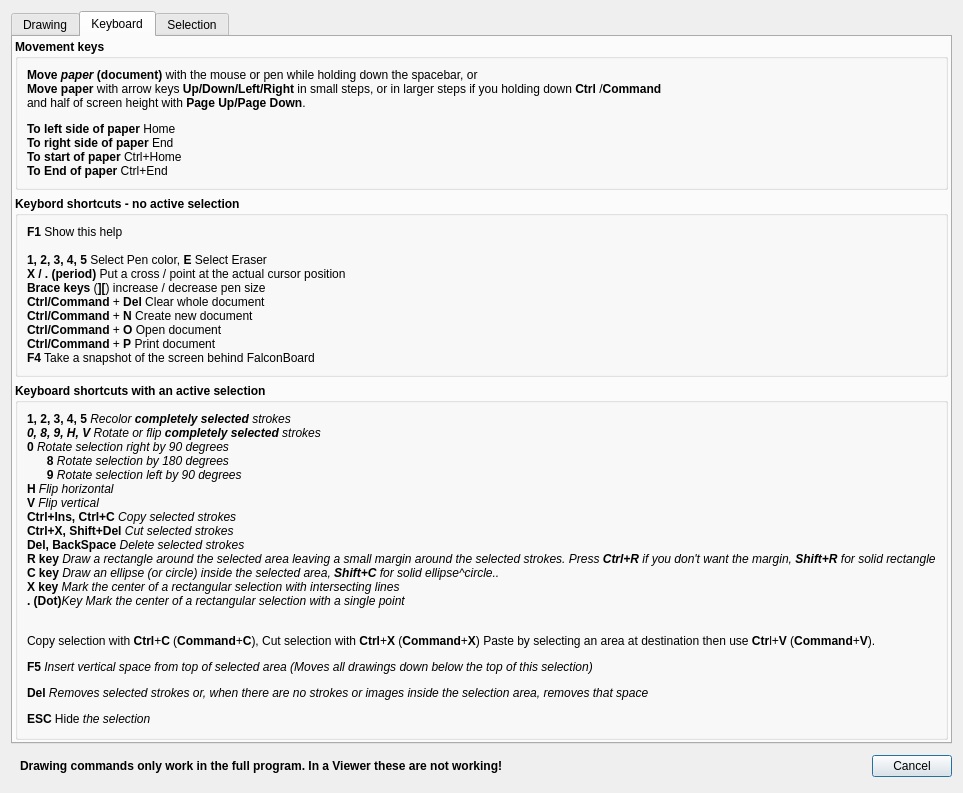
The window that FalconBoard/helpdialog.ui (solyoma/FalconBoard) describes before a commit, drawn with Qt 5.
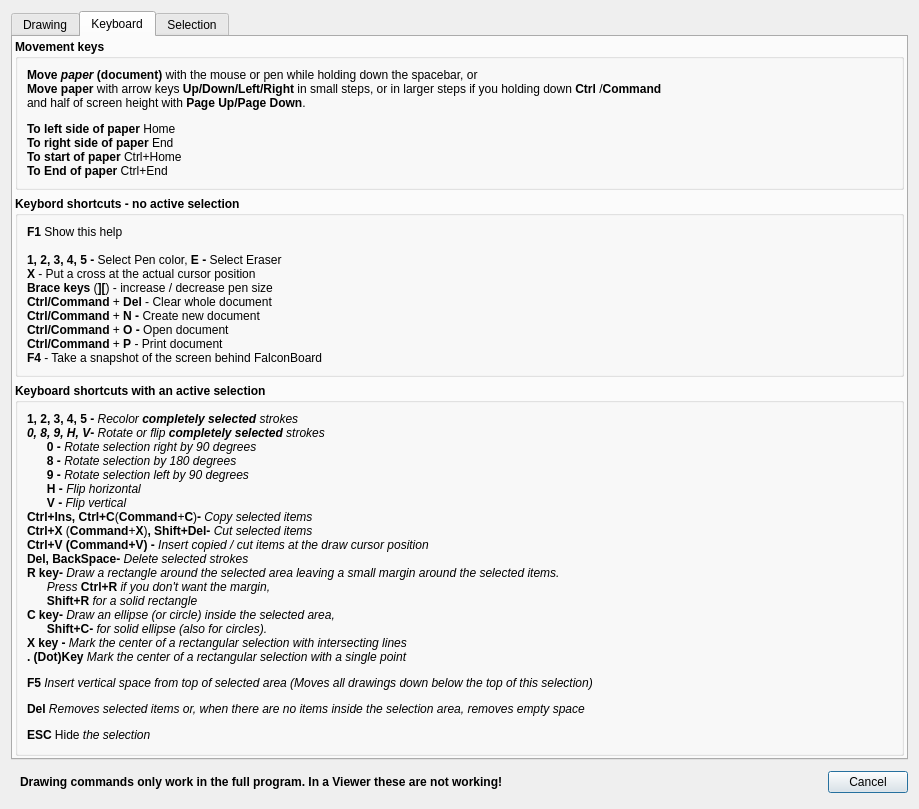
The same window after the commit. The open tabs and pages were chosen to show the change.

Commit message: bugfix: distance of points of scribbles from line bugfix: AddToSelection bugfix: hide rubberband on new document or change document

Diff of the .ui file:
```diff
--- a/FalconBoard/helpdialog.ui
+++ b/FalconBoard/helpdialog.ui
@@ -341,7 +341,7 @@
              </font>
             </property>
             <property name="text">
-             <string>&lt;html&gt;&lt;head/&gt;&lt;body&gt;&lt;p&gt;&lt;span style=&quot; font-weight:600;&quot;&gt;F1&lt;/span&gt; Show this help&lt;br/&gt;&lt;br/&gt;&lt;span style=&quot; font-weight:600;&quot;&gt;1, 2, 3, 4, 5 &lt;/span&gt;Select Pen color, &lt;span style=&quot; font-weight:600;&quot;&gt;E &lt;/span&gt;Select Eraser&lt;br/&gt;&lt;span style=&quot; font-weight:600;&quot;&gt;X / . (period)&lt;/span&gt; Put a cross / point at the actual cursor position&lt;br/&gt;&lt;span style=&quot; font-weight:600;&quot;&gt;Brace keys &lt;/span&gt;(&lt;span style=&quot; font-weight:600;&quot;&gt;][&lt;/span&gt;) increase / decrease pen size&lt;br/&gt;&lt;span style=&quot; font-weight:600;&quot;&gt;Ctrl/Command&lt;/span&gt; + &lt;span style=&quot; font-weight:600;&quot;&gt;Del&lt;/span&gt; Clear whole document&lt;br/&gt;&lt;span style=&quot; font-weight:600;&quot;&gt;Ctrl/Command&lt;/span&gt; + &lt;span style=&quot; font-weight:600;&quot;&gt;N &lt;/span&gt;Create new document&lt;br/&gt;&lt;span style=&quot; font-weight:600;&quot;&gt;Ctrl/Command&lt;/span&gt; + &lt;span style=&quot; font-weight:600;&quot;&gt;O &lt;/span&gt;Open document&lt;br/&gt;&lt;span style=&quot; font-weight:600;&quot;&gt;Ctrl/Command&lt;/span&gt; + &lt;span style=&quot; font-weight:600;&quot;&gt;P&lt;/span&gt; Print document&lt;br/&gt;&lt;span style=&quot; font-weight:600;&quot;&gt;F4&lt;/span&gt; Take a snapshot of the screen behind FalconBoard&lt;/p&gt;&lt;/body&gt;&lt;/html&gt;</string>
+             <string>&lt;html&gt;&lt;head/&gt;&lt;body&gt;&lt;p&gt;&lt;span style=&quot; font-weight:600;&quot;&gt;F1&lt;/span&gt; Show this help&lt;br/&gt;&lt;br/&gt;&lt;span style=&quot; font-weight:600;&quot;&gt;1, 2, 3, 4, 5 - &lt;/span&gt;Select Pen color, &lt;span style=&quot; font-weight:600;&quot;&gt;E - &lt;/span&gt;Select Eraser&lt;br/&gt;&lt;span style=&quot; font-weight:600;&quot;&gt;X&lt;/span&gt; - Put a cross at the actual cursor position&lt;br/&gt;&lt;span style=&quot; font-weight:600;&quot;&gt;Brace keys &lt;/span&gt;(&lt;span style=&quot; font-weight:600;&quot;&gt;][&lt;/span&gt;)  - increase / decrease pen size&lt;br/&gt;&lt;span style=&quot; font-weight:600;&quot;&gt;Ctrl/Command&lt;/span&gt; + &lt;span style=&quot; font-weight:600;&quot;&gt;Del&lt;/span&gt; - Clear whole document&lt;br/&gt;&lt;span style=&quot; font-weight:600;&quot;&gt;Ctrl/Command&lt;/span&gt; + &lt;span style=&quot; font-weight:600;&quot;&gt;N - &lt;/span&gt;Create new document&lt;br/&gt;&lt;span style=&quot; font-weight:600;&quot;&gt;Ctrl/Command&lt;/span&gt; + &lt;span style=&quot; font-weight:600;&quot;&gt;O - &lt;/span&gt;Open document&lt;br/&gt;&lt;span style=&quot; font-weight:600;&quot;&gt;Ctrl/Command&lt;/span&gt; + &lt;span style=&quot; font-weight:600;&quot;&gt;P&lt;/span&gt; - Print document&lt;br/&gt;&lt;span style=&quot; font-weight:600;&quot;&gt;F4&lt;/span&gt; - Take a snapshot of the screen behind FalconBoard&lt;/p&gt;&lt;/body&gt;&lt;/html&gt;</string>
             </property>
            </widget>
           </item>
@@ -369,7 +369,7 @@
              </font>
             </property>
             <property name="text">
-             <string>&lt;html&gt;&lt;head/&gt;&lt;body&gt;&lt;p&gt;&lt;span style=&quot; font-weight:600;&quot;&gt;1, 2, 3, 4, 5 &lt;/span&gt;&lt;span style=&quot; font-style:italic;&quot;&gt;Recolor &lt;/span&gt;&lt;span style=&quot; font-weight:600; font-style:italic;&quot;&gt;completely selected&lt;/span&gt;&lt;span style=&quot; font-style:italic;&quot;&gt; strokes&lt;br/&gt;&lt;/span&gt;&lt;span style=&quot; font-weight:600; font-style:italic;&quot;&gt;0, 8, 9, H, V&lt;/span&gt;&lt;span style=&quot; font-style:italic;&quot;&gt; Rotate or flip &lt;/span&gt;&lt;span style=&quot; font-weight:600; font-style:italic;&quot;&gt;completely selected&lt;/span&gt;&lt;span style=&quot; font-style:italic;&quot;&gt; strokes &lt;br/&gt;&lt;/span&gt;&lt;span style=&quot; font-weight:600;&quot;&gt;0 &lt;/span&gt;&lt;span style=&quot; font-style:italic;&quot;&gt;Rotate selection right by 90 degrees&lt;/span&gt;&lt;br/&gt;&lt;span style=&quot; font-weight:600;&quot;&gt;      8 &lt;/span&gt;&lt;span style=&quot; font-style:italic;&quot;&gt;Rotate selection by 180 degrees&lt;/span&gt;&lt;br/&gt;&lt;span style=&quot; font-weight:600;&quot;&gt;      9 &lt;/span&gt;&lt;span style=&quot; font-style:italic;&quot;&gt;Rotate selection left by 90 degrees&lt;br/&gt;&lt;/span&gt;&lt;span style=&quot; font-weight:600;&quot;&gt;H &lt;/span&gt;&lt;span style=&quot; font-style:italic;&quot;&gt;Flip horizontal&lt;/span&gt;&lt;br/&gt;&lt;span style=&quot; font-weight:600;&quot;&gt;V &lt;/span&gt;&lt;span style=&quot; font-style:italic;&quot;&gt;Flip vertical&lt;br/&gt;&lt;/span&gt;&lt;span style=&quot; font-weight:600;&quot;&gt;Ctrl+Ins, Ctrl+C&lt;/span&gt;&lt;span style=&quot; font-style:italic;&quot;&gt; Copy selected strokes &lt;br/&gt;&lt;/span&gt;&lt;span style=&quot; font-weight:600;&quot;&gt;Ctrl+X, Shift+Del&lt;/span&gt;&lt;span style=&quot; font-style:italic;&quot;&gt; Cut selected strokes &lt;br/&gt;&lt;/span&gt;&lt;span style=&quot; font-weight:600;&quot;&gt;Del, BackSpace&lt;/span&gt;&lt;span style=&quot; font-style:italic;&quot;&gt; Delete selected strokes &lt;br/&gt;&lt;/span&gt;&lt;span style=&quot; font-weight:600;&quot;&gt;R key&lt;/span&gt;&lt;span style=&quot; font-style:italic;&quot;&gt; Draw a rectangle around the selected area leaving a small margin around the selected strokes. Press &lt;/span&gt;&lt;span style=&quot; font-weight:600; font-style:italic;&quot;&gt;Ctrl+R &lt;/span&gt;&lt;span style=&quot; font-style:italic;&quot;&gt;if you don't want the margin, &lt;/span&gt;&lt;span style=&quot; font-weight:600; font-style:italic;&quot;&gt;Shift+R&lt;/span&gt;&lt;span style=&quot; font-style:italic;&quot;&gt; for solid rectangle&lt;/span&gt;&lt;span style=&quot; font-weight:600; font-style:italic;&quot;&gt;&lt;br/&gt;&lt;/span&gt;&lt;span style=&quot; font-weight:600;&quot;&gt;C key&lt;/span&gt;&lt;span style=&quot; font-style:italic;&quot;&gt; Draw an ellipse (or circle) inside the selected area, &lt;/span&gt;&lt;span style=&quot; font-weight:600; font-style:italic;&quot;&gt;Shift+C&lt;/span&gt;&lt;span style=&quot; font-style:italic;&quot;&gt; for solid ellipse^circle..&lt;br/&gt;&lt;/span&gt;&lt;span style=&quot; font-weight:600;&quot;&gt;X key &lt;/span&gt;&lt;span style=&quot; font-style:italic;&quot;&gt;Mark the center of a rectangular selection with intersecting lines&lt;/span&gt;&lt;br/&gt;&lt;span style=&quot; font-weight:600;&quot;&gt;. (Dot)&lt;/span&gt;&lt;span style=&quot; font-style:italic;&quot;&gt;Key Mark the center of a rectangular selection with a single point&lt;/span&gt;&lt;/p&gt;&lt;p&gt;&lt;br/&gt;Copy selection with &lt;span style=&quot; font-weight:600;&quot;&gt;Ctrl&lt;/span&gt;+&lt;span style=&quot; font-weight:600;&quot;&gt;C &lt;/span&gt;(&lt;span style=&quot; font-weight:600;&quot;&gt;Command&lt;/span&gt;+&lt;span style=&quot; font-weight:600;&quot;&gt;C&lt;/span&gt;), Cut selection with &lt;span style=&quot; font-weight:600;&quot;&gt;Ctrl&lt;/span&gt;+&lt;span style=&quot; font-weight:600;&quot;&gt;X&lt;/span&gt; (&lt;span style=&quot; font-weight:600;&quot;&gt;Command&lt;/span&gt;+&lt;span style=&quot; font-weight:600;&quot;&gt;X&lt;/span&gt;) Paste by selecting an area at destination then use &lt;span style=&quot; font-weight:600;&quot;&gt;Ctr&lt;/span&gt;l+&lt;span style=&quot; font-weight:600;&quot;&gt;V &lt;/span&gt;(&lt;span style=&quot; font-weight:600;&quot;&gt;Command&lt;/span&gt;+&lt;span style=&quot; font-weight:600;&quot;&gt;V&lt;/span&gt;).&lt;/p&gt;&lt;p&gt;&lt;span style=&quot; font-weight:600;&quot;&gt;F5 &lt;/span&gt;&lt;span style=&quot; font-style:italic;&quot;&gt;Insert vertical space from top of selected area (Moves all drawings down below the top of this selection)&lt;/span&gt;&lt;/p&gt;&lt;p&gt;&lt;span style=&quot; font-weight:600;&quot;&gt;Del &lt;/span&gt;&lt;span style=&quot; font-style:italic;&quot;&gt;Removes selected strokes or, when there are no strokes or images inside the selection area, removes that space&lt;/span&gt;&lt;/p&gt;&lt;p&gt;&lt;span style=&quot; font-weight:600;&quot;&gt;ESC &lt;/span&gt;Hide&lt;span style=&quot; font-style:italic;&quot;&gt; the selection&lt;/span&gt;&lt;/p&gt;&lt;/body&gt;&lt;/html&gt;</string>
+             <string>&lt;html&gt;&lt;head/&gt;&lt;body&gt;&lt;p&gt;&lt;span style=&quot; font-weight:600;&quot;&gt;1, 2, 3, 4, 5 - &lt;/span&gt;&lt;span style=&quot; font-style:italic;&quot;&gt;Recolor &lt;/span&gt;&lt;span style=&quot; font-weight:600; font-style:italic;&quot;&gt;completely selected&lt;/span&gt;&lt;span style=&quot; font-style:italic;&quot;&gt; strokes&lt;br/&gt;&lt;/span&gt;&lt;span style=&quot; font-weight:600; font-style:italic;&quot;&gt;0, 8, 9, H, V&lt;/span&gt;&lt;span style=&quot; font-weight:600;&quot;&gt;- &lt;/span&gt;&lt;span style=&quot; font-style:italic;&quot;&gt;Rotate or flip &lt;/span&gt;&lt;span style=&quot; font-weight:600; font-style:italic;&quot;&gt;completely selected&lt;/span&gt;&lt;span style=&quot; font-style:italic;&quot;&gt; strokes &lt;br/&gt;&lt;/span&gt;&lt;span style=&quot; font-weight:600;&quot;&gt;&amp;nbsp;&amp;nbsp;&amp;nbsp;&amp;nbsp;&amp;nbsp;&amp;nbsp;0 - &lt;/span&gt;&lt;span style=&quot; font-style:italic;&quot;&gt;Rotate selection right by 90 degrees&lt;/span&gt;&lt;br/&gt;&lt;span style=&quot; font-weight:600;&quot;&gt;&amp;nbsp;&amp;nbsp;&amp;nbsp;&amp;nbsp;&amp;nbsp;&amp;nbsp;8 - &lt;/span&gt;&lt;span style=&quot; font-style:italic;&quot;&gt;Rotate selection by 180 degrees&lt;/span&gt;&lt;br/&gt;&lt;span style=&quot; font-weight:600;&quot;&gt;&amp;nbsp;&amp;nbsp;&amp;nbsp;&amp;nbsp;&amp;nbsp;&amp;nbsp;9 - &lt;/span&gt;&lt;span style=&quot; font-style:italic;&quot;&gt;Rotate selection left by 90 degrees&lt;br/&gt;&lt;/span&gt;&lt;span style=&quot; font-weight:600;&quot;&gt;&amp;nbsp;&amp;nbsp;&amp;nbsp;&amp;nbsp;&amp;nbsp;&amp;nbsp;H - &lt;/span&gt;&lt;span style=&quot; font-style:italic;&quot;&gt;Flip horizontal&lt;/span&gt;&lt;br/&gt;&lt;span style=&quot; font-weight:600;&quot;&gt;&amp;nbsp;&amp;nbsp;&amp;nbsp;&amp;nbsp;&amp;nbsp;&amp;nbsp;V - &lt;/span&gt;&lt;span style=&quot; font-style:italic;&quot;&gt;Flip vertical&lt;br/&gt;&lt;/span&gt;&lt;span style=&quot; font-weight:600;&quot;&gt;Ctrl+Ins, Ctrl+C&lt;/span&gt;(&lt;span style=&quot; font-weight:600;&quot;&gt;Command&lt;/span&gt;+&lt;span style=&quot; font-weight:600;&quot;&gt;C&lt;/span&gt;)&lt;span style=&quot; font-weight:600;&quot;&gt;- &lt;/span&gt;&lt;span style=&quot; font-style:italic;&quot;&gt;Copy selected items &lt;br/&gt;&lt;/span&gt;&lt;span style=&quot; font-weight:600;&quot;&gt;Ctrl+X &lt;/span&gt;(&lt;span style=&quot; font-weight:600;&quot;&gt;Command&lt;/span&gt;+&lt;span style=&quot; font-weight:600;&quot;&gt;X&lt;/span&gt;)&lt;span style=&quot; font-weight:600;&quot;&gt;, Shift+Del- &lt;/span&gt;&lt;span style=&quot; font-style:italic;&quot;&gt;Cut selected items&lt;br/&gt;&lt;/span&gt;&lt;span style=&quot; font-weight:600;&quot;&gt;Ctrl+V (Command+V) - &lt;/span&gt;&lt;span style=&quot; font-style:italic;&quot;&gt;Insert copied / cut items at the draw cursor position&lt;br/&gt;&lt;/span&gt;&lt;span style=&quot; font-weight:600;&quot;&gt;Del, BackSpace- &lt;/span&gt;&lt;span style=&quot; font-style:italic;&quot;&gt;Delete selected strokes &lt;br/&gt;&lt;/span&gt;&lt;span style=&quot; font-weight:600;&quot;&gt;R key- &lt;/span&gt;&lt;span style=&quot; font-style:italic;&quot;&gt;Draw a rectangle around the selected area leaving a small margin around the selected items. &lt;br/&gt;&amp;nbsp;&amp;nbsp;&amp;nbsp;&amp;nbsp;&amp;nbsp;&amp;nbsp;Press &lt;/span&gt;&lt;span style=&quot; font-weight:600;&quot;&gt;Ctrl+R &lt;/span&gt;&lt;span style=&quot; font-style:italic;&quot;&gt;if you don't want the margin, &lt;br/&gt;&lt;/span&gt;&lt;span style=&quot; font-weight:600;&quot;&gt;&amp;nbsp;&amp;nbsp;&amp;nbsp;&amp;nbsp;&amp;nbsp;&amp;nbsp;Shift+R&lt;/span&gt;&lt;span style=&quot; font-style:italic;&quot;&gt; for a solid rectangle&lt;/span&gt;&lt;span style=&quot; font-weight:600; font-style:italic;&quot;&gt;&lt;br/&gt;&lt;/span&gt;&lt;span style=&quot; font-weight:600;&quot;&gt;C key- &lt;/span&gt;&lt;span style=&quot; font-style:italic;&quot;&gt;Draw an ellipse (or circle) inside the selected area,&lt;br/&gt;&lt;/span&gt;&lt;span style=&quot; font-weight:600;&quot;&gt;&amp;nbsp;&amp;nbsp;&amp;nbsp;&amp;nbsp;&amp;nbsp;&amp;nbsp;Shift+C- &lt;/span&gt;&lt;span style=&quot; font-style:italic;&quot;&gt;for solid ellipse (also for circles).&lt;br/&gt;&lt;/span&gt;&lt;span style=&quot; font-weight:600;&quot;&gt;X key - &lt;/span&gt;&lt;span style=&quot; font-style:italic;&quot;&gt;Mark the center of a rectangular selection with intersecting lines&lt;/span&gt;&lt;br/&gt;&lt;span style=&quot; font-weight:600;&quot;&gt;. (Dot)Key&lt;/span&gt;&lt;span style=&quot; font-style:italic;&quot;&gt; Mark the center of a rectangular selection with a single point&lt;/span&gt;&lt;/p&gt;&lt;p&gt;&lt;span style=&quot; font-weight:600;&quot;&gt;F5 &lt;/span&gt;&lt;span style=&quot; font-style:italic;&quot;&gt;Insert vertical space from top of selected area (Moves all drawings down below the top of this selection)&lt;/span&gt;&lt;/p&gt;&lt;p&gt;&lt;span style=&quot; font-weight:600;&quot;&gt;Del &lt;/span&gt;&lt;span style=&quot; font-style:italic;&quot;&gt;Removes selected items or, when there are no items inside the selection area, removes empty space&lt;/span&gt;&lt;/p&gt;&lt;p&gt;&lt;span style=&quot; font-weight:600;&quot;&gt;ESC &lt;/span&gt;Hide&lt;span style=&quot; font-style:italic;&quot;&gt; the selection&lt;/span&gt;&lt;/p&gt;&lt;/body&gt;&lt;/html&gt;</string>
             </property>
            </widget>
           </item>
```
Left out of the diff: 2 changed lines with no effect on the pictures. The commit also changes 9 other files.
